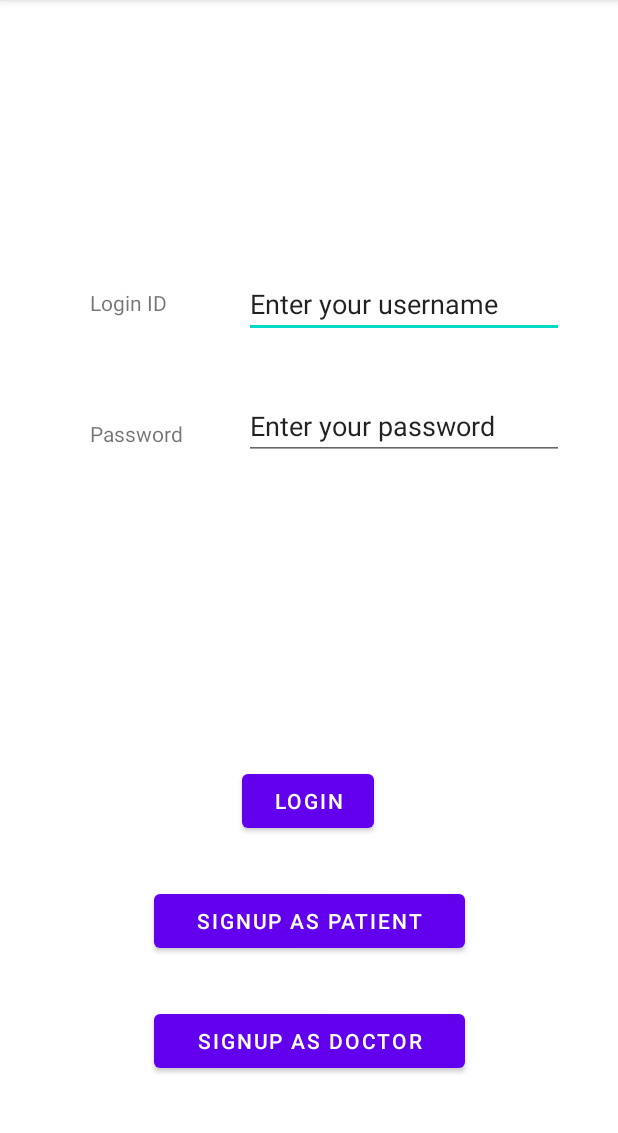
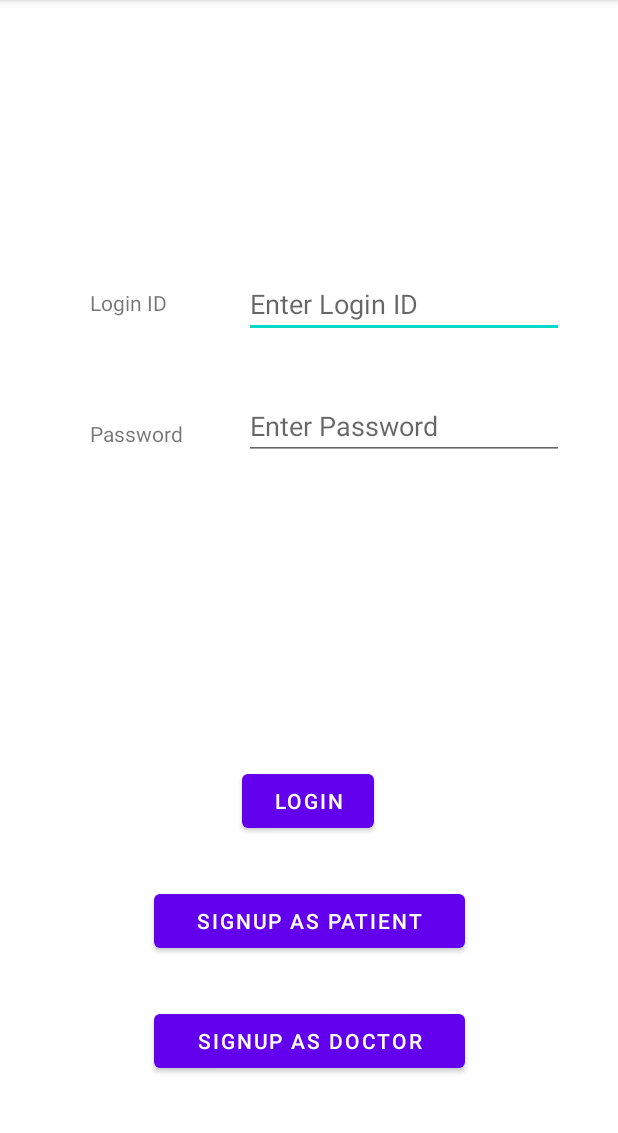
Before and after one commit to Ansel-Hong/B07-Android-Project, an Android app: the LoginPage screen opened directly, with no data from a screen before it, on a phone screen of 412 x 824 dp, the part 84-1217 px from its top. Run offline under Robolectric (Android 15) with nearby library versions, the phone set to English and light mode, and no system bars; our stand-ins replace Firebase (no records; nobody signed in at launch, a user with empty details on screens opened directly).

Commit message:
1. created verification process for login ID

```diff
--- a/app/src/main/java/com/example/b07project/Appointment.java
+++ b/app/src/main/java/com/example/b07project/Appointment.java
@@ -49,7 +49,7 @@ public class Appointment {
             return false;
         return true;
     }
-//========================== not sure if these are necessary ===============================
+//========================== Necessary ===============================
     public void setPatient(Patient patient) {
         this.patient = patient;
     }
@@ -82,5 +82,5 @@ public class Appointment {
         return endTime;
     }
 
-//========================== not sure if these are necessary ===============================
+//========================== Necessary ===============================
 }
--- a/app/src/main/java/com/example/b07project/Doctor.java
+++ b/app/src/main/java/com/example/b07project/Doctor.java
@@ -40,7 +40,7 @@ public class Doctor extends Person{
      */
     private static int validateEmployeeID(int EmployeeID){
         String s = Integer.toString(EmployeeID);
-        Pattern pattern = Pattern.compile("//d{6}");
+        Pattern pattern = Pattern.compile("\\d{6}");
         Matcher matcher = pattern.matcher(s);
         if (matcher.matches() == false){
             throw new IllegalArgumentException("The employee ID is invalid!");
--- a/app/src/main/res/layout/activity_login_page.xml
+++ b/app/src/main/res/layout/activity_login_page.xml
@@ -7,28 +7,28 @@
     tools:context=".LoginPage">
 
     <EditText
-        android:id="@+id/editTextTextPersonName"
+        android:id="@+id/login_ID"
         android:layout_width="wrap_content"
         android:layout_height="wrap_content"
         android:layout_marginTop="180dp"
         android:layout_marginEnd="36dp"
         android:ems="10"
+        android:hint="Enter Login ID"
         android:inputType="textPersonName"
-        android:text="Enter your username"
         app:layout_constraintEnd_toEndOf="parent"
         app:layout_constraintTop_toTopOf="parent" />
 
     <EditText
-        android:id="@+id/editTextTextPersonName2"
+        android:id="@+id/login_password"
         android:layout_width="wrap_content"
         android:layout_height="wrap_content"
         android:layout_marginTop="36dp"
         android:layout_marginEnd="36dp"
         android:ems="10"
+        android:hint="Enter Password"
         android:inputType="textPersonName"
-        android:text="Enter your password"
         app:layout_constraintEnd_toEndOf="parent"
-        app:layout_constraintTop_toBottomOf="@+id/editTextTextPersonName" />
+        app:layout_constraintTop_toBottomOf="@+id/login_ID" />
 
     <TextView
         android:id="@+id/textView"
```
Also changed, not shown: app/src/main/java/com/example/b07project/LoginPage.java (+77 -1 lines).
